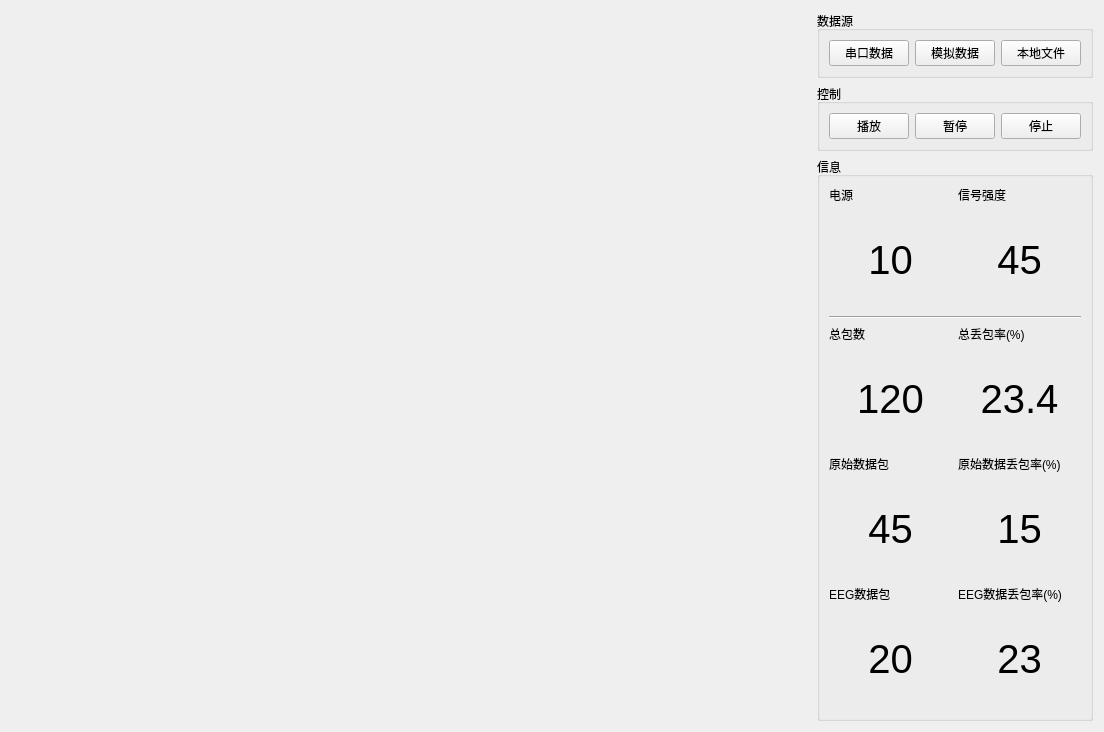
Qt form MindViewer/mainwidget.ui (JackeyLea/MindViewer) before a commit.
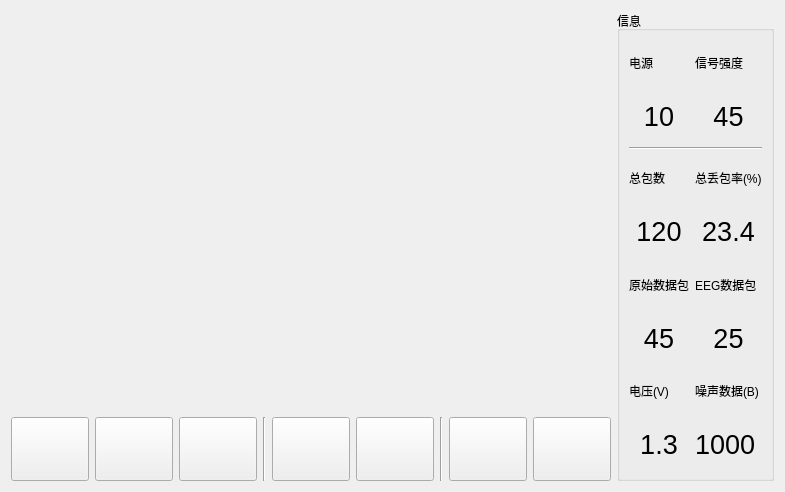
The same form after that commit. Icons and pictures are not drawn.

Commit message: 设置界面图标

Diff of the .ui file:
```diff
--- a/MindViewer/mainwidget.ui
+++ b/MindViewer/mainwidget.ui
@@ -6,98 +6,205 @@
    <rect>
     <x>0</x>
     <y>0</y>
-    <width>1083</width>
-    <height>694</height>
+    <width>779</width>
+    <height>490</height>
    </rect>
   </property>
   <property name="windowTitle">
    <string>MainWidget</string>
   </property>
-  <layout class="QGridLayout" name="gridLayout_3">
+  <layout class="QGridLayout" name="gridLayout">
    <item row="0" column="0">
     <widget class="QWidget" name="widgetEEG" native="true">
      <property name="minimumSize">
       <size>
-       <width>800</width>
-       <height>600</height>
+       <width>600</width>
+       <height>400</height>
       </size>
      </property>
     </widget>
    </item>
-   <item row="0" column="1">
+   <item row="1" column="0">
+    <layout class="QHBoxLayout" name="horizontalLayout">
+     <item>
+      <widget class="QPushButton" name="btnCOM">
+       <property name="minimumSize">
+        <size>
+         <width>64</width>
+         <height>64</height>
+        </size>
+       </property>
+       <property name="text">
+        <string/>
+       </property>
+       <property name="icon">
+        <iconset resource="resource.qrc">
+         <normaloff>:/resource/icon/serialport.svg</normaloff>:/resource/icon/serialport.svg</iconset>
+       </property>
+       <property name="iconSize">
+        <size>
+         <width>64</width>
+         <height>64</height>
+        </size>
+       </property>
+      </widget>
+     </item>
+     <item>
+      <widget class="QPushButton" name="btnSim">
+       <property name="minimumSize">
+        <size>
+         <width>64</width>
+         <height>64</height>
+        </size>
+       </property>
+       <property name="text">
+        <string/>
+       </property>
+       <property name="icon">
+        <iconset resource="resource.qrc">
+         <normaloff>:/resource/icon/sim.svg</normaloff>:/resource/icon/sim.svg</iconset>
+       </property>
+       <property name="iconSize">
+        <size>
+         <width>64</width>
+         <height>64</height>
+        </size>
+       </property>
+      </widget>
+     </item>
+     <item>
+      <widget class="QPushButton" name="btnLocal">
+       <property name="minimumSize">
+        <size>
+         <width>64</width>
+         <height>64</height>
+        </size>
+       </property>
+       <property name="text">
+        <string/>
+       </property>
+       <property name="icon">
+        <iconset resource="resource.qrc">
+         <normaloff>:/resource/icon/open.svg</normaloff>:/resource/icon/open.svg</iconset>
+       </property>
+       <property name="iconSize">
+        <size>
+         <width>64</width>
+         <height>64</height>
+        </size>
+       </property>
+      </widget>
+     </item>
+     <item>
+      <widget class="Line" name="line">
+       <property name="orientation">
+        <enum>Qt::Orientation::Vertical</enum>
+       </property>
+      </widget>
+     </item>
+     <item>
+      <widget class="QPushButton" name="btnPlay">
+       <property name="minimumSize">
+        <size>
+         <width>64</width>
+         <height>64</height>
+        </size>
+       </property>
+       <property name="text">
+        <string/>
+       </property>
+       <property name="icon">
+        <iconset resource="resource.qrc">
+         <normaloff>:/resource/icon/resume.svg</normaloff>:/resource/icon/resume.svg</iconset>
+       </property>
+       <property name="iconSize">
+        <size>
+         <width>64</width>
+         <height>64</height>
+        </size>
+       </property>
+      </widget>
+     </item>
+     <item>
+      <widget class="QPushButton" name="btnPause">
+       <property name="minimumSize">
+        <size>
+         <width>64</width>
+         <height>64</height>
+        </size>
+       </property>
+       <property name="text">
+        <string/>
+       </property>
+       <property name="icon">
+        <iconset resource="resource.qrc">
+         <normaloff>:/resource/icon/pause.svg</normaloff>:/resource/icon/pause.svg</iconset>
+       </property>
+       <property name="iconSize">
+        <size>
+         <width>64</width>
+         <height>64</height>
+        </size>
+       </property>
+      </widget>
+     </item>
+     <item>
+      <widget class="Line" name="line_2">
+       <property name="orientation">
+        <enum>Qt::Orientation::Vertical</enum>
+       </property>
+      </widget>
+     </item>
+     <item>
+      <widget class="QPushButton" name="btnClear">
+       <property name="minimumSize">
+        <size>
+         <width>64</width>
+         <height>64</height>
+        </size>
+       </property>
+       <property name="text">
+        <string/>
+       </property>
+       <property name="icon">
+        <iconset resource="resource.qrc">
+         <normaloff>:/resource/icon/clear.svg</normaloff>:/resource/icon/clear.svg</iconset>
+       </property>
+       <property name="iconSize">
+        <size>
+         <width>64</width>
+         <height>64</height>
+        </size>
+       </property>
+      </widget>
+     </item>
+     <item>
+      <widget class="QPushButton" name="btnSave">
+       <property name="minimumSize">
+        <size>
+         <width>64</width>
+         <height>64</height>
+        </size>
+       </property>
+       <property name="text">
+        <string/>
+       </property>
+       <property name="icon">
+        <iconset resource="resource.qrc">
+         <normaloff>:/resource/icon/save.svg</normaloff>:/resource/icon/save.svg</iconset>
+       </property>
+       <property name="iconSize">
+        <size>
+         <width>64</width>
+         <height>64</height>
+        </size>
+       </property>
+      </widget>
+     </item>
+    </layout>
+   </item>
+   <item row="0" column="1" rowspan="2">
     <layout class="QVBoxLayout" name="verticalLayout">
-     <item>
-      <widget class="QGroupBox" name="groupBoxSource">
-       <property name="sizePolicy">
-        <sizepolicy hsizetype="Minimum" vsizetype="Minimum">
-         <horstretch>0</horstretch>
-         <verstretch>0</verstretch>
-        </sizepolicy>
-       </property>
-       <property name="title">
-        <string>数据源</string>
-       </property>
-       <layout class="QGridLayout" name="gridLayout">
-        <item row="0" column="1">
-         <widget class="QPushButton" name="btnSim">
-          <property name="text">
-           <string>模拟数据</string>
-          </property>
-         </widget>
-        </item>
-        <item row="0" column="0">
-         <widget class="QPushButton" name="btnCOM">
-          <property name="minimumSize">
-           <size>
-            <width>0</width>
-            <height>0</height>
-           </size>
-          </property>
-          <property name="text">
-           <string>串口数据</string>
-          </property>
-         </widget>
-        </item>
-        <item row="0" column="2">
-         <widget class="QPushButton" name="btnLocal">
-          <property name="text">
-           <string>本地文件</string>
-          </property>
-         </widget>
-        </item>
-       </layout>
-      </widget>
-     </item>
-     <item>
-      <widget class="QGroupBox" name="groupBoxControl">
-       <property name="title">
-        <string>控制</string>
-       </property>
-       <layout class="QGridLayout" name="gridLayout_2">
-        <item row="0" column="0">
-         <widget class="QPushButton" name="btnPlay">
-          <property name="text">
-           <string>播放</string>
-          </property>
-         </widget>
-        </item>
-        <item row="0" column="1">
-         <widget class="QPushButton" name="btnPause">
-          <property name="text">
-           <string>暂停</string>
-          </property>
-         </widget>
-        </item>
-        <item row="0" column="2">
-         <widget class="QPushButton" name="btnStop">
-          <property name="text">
-           <string>停止</string>
-          </property>
-         </widget>
-        </item>
-       </layout>
-      </widget>
-     </item>
      <item>
       <widget class="QGroupBox" name="groupBoxInfo">
        <property name="sizePolicy">
@@ -110,31 +217,45 @@
         <string>信息</string>
        </property>
        <layout class="QGridLayout" name="gridLayout_4">
-        <item row="5" column="1">
+        <item row="4" column="0" colspan="2">
+         <widget class="Line" name="lineInfo">
+          <property name="orientation">
+           <enum>Qt::Orientation::Horizontal</enum>
+          </property>
+         </widget>
+        </item>
+        <item row="9" column="1">
+         <widget class="QLabel" name="label">
+          <property name="text">
+           <string>噪声数据(B)</string>
+          </property>
+         </widget>
+        </item>
+        <item row="7" column="1">
          <widget class="QLabel" name="labelRawLossRate">
           <property name="text">
-           <string>原始数据丢包率(%)</string>
+           <string>EEG数据包</string>
           </property>
          </widget>
         </item>
-        <item row="3" column="1">
+        <item row="5" column="1">
          <widget class="QLabel" name="labelTotalLossRate">
           <property name="text">
            <string>总丢包率(%)</string>
           </property>
          </widget>
         </item>
-        <item row="4" column="0">
+        <item row="6" column="0">
          <widget class="QLabel" name="labelTotalCntValue">
           <property name="minimumSize">
            <size>
-            <width>100</width>
-            <height>100</height>
+            <width>50</width>
+            <height>50</height>
            </size>
           </property>
           <property name="font">
            <font>
-            <pointsize>30</pointsize>
+            <pointsize>20</pointsize>
            </font>
           </property>
           <property name="text">
@@ -145,59 +266,38 @@
           </property>
          </widget>
         </item>
+        <item row="8" column="1">
+         <widget class="QLabel" name="label_5">
+          <property name="minimumSize">
+           <size>
+            <width>50</width>
+            <height>50</height>
+           </size>
+          </property>
+          <property name="font">
+           <font>
+            <pointsize>20</pointsize>
+           </font>
+          </property>
+          <property name="text">
+           <string>25</string>
+          </property>
+          <property name="alignment">
+           <set>Qt::AlignmentFlag::AlignCenter</set>
+          </property>
+         </widget>
+        </item>
         <item row="6" column="1">
-         <widget class="QLabel" name="labelRawLossValue">
-          <property name="minimumSize">
-           <size>
-            <width>100</width>
-            <height>100</height>
-           </size>
-          </property>
-          <property name="font">
-           <font>
-            <pointsize>30</pointsize>
-           </font>
-          </property>
-          <property name="text">
-           <string>15</string>
-          </property>
-          <property name="alignment">
-           <set>Qt::AlignmentFlag::AlignCenter</set>
-          </property>
-         </widget>
-        </item>
-        <item row="8" column="0">
-         <widget class="QLabel" name="labelEEGCntValue">
-          <property name="minimumSize">
-           <size>
-            <width>100</width>
-            <height>100</height>
-           </size>
-          </property>
-          <property name="font">
-           <font>
-            <pointsize>30</pointsize>
-           </font>
-          </property>
-          <property name="text">
-           <string>20</string>
-          </property>
-          <property name="alignment">
-           <set>Qt::AlignmentFlag::AlignCenter</set>
-          </property>
-         </widget>
-        </item>
-        <item row="4" column="1">
          <widget class="QLabel" name="labelTotalLossValue">
           <property name="minimumSize">
            <size>
-            <width>100</width>
-            <height>100</height>
+            <width>50</width>
+            <height>50</height>
            </size>
           </property>
           <property name="font">
            <font>
-            <pointsize>30</pointsize>
+            <pointsize>20</pointsize>
            </font>
           </property>
           <property name="text">
@@ -212,13 +312,13 @@
          <widget class="QLabel" name="labelPowerValue">
           <property name="minimumSize">
            <size>
-            <width>100</width>
-            <height>100</height>
+            <width>50</width>
+            <height>50</height>
            </size>
           </property>
           <property name="font">
            <font>
-            <pointsize>30</pointsize>
+            <pointsize>20</pointsize>
            </font>
           </property>
           <property name="text">
@@ -229,13 +329,6 @@
           </property>
          </widget>
         </item>
-        <item row="0" column="1">
-         <widget class="QLabel" name="labelSignal">
-          <property name="text">
-           <string>信号强度</string>
-          </property>
-         </widget>
-        </item>
         <item row="0" column="0">
          <widget class="QLabel" name="labelPower">
           <property name="text">
@@ -243,66 +336,105 @@
           </property>
          </widget>
         </item>
-        <item row="7" column="0">
-         <widget class="QLabel" name="labelEEGCnt">
-          <property name="text">
-           <string>EEG数据包</string>
-          </property>
-         </widget>
-        </item>
-        <item row="7" column="1">
-         <widget class="QLabel" name="labelEEGLossRate">
-          <property name="text">
-           <string>EEG数据丢包率(%)</string>
-          </property>
-         </widget>
-        </item>
-        <item row="3" column="0">
+        <item row="5" column="0">
          <widget class="QLabel" name="labelTotalCnt">
           <property name="text">
            <string>总包数</string>
           </property>
          </widget>
         </item>
-        <item row="5" column="0">
+        <item row="7" column="0">
          <widget class="QLabel" name="labelRawCnt">
           <property name="text">
            <string>原始数据包</string>
           </property>
          </widget>
         </item>
-        <item row="8" column="1">
-         <widget class="QLabel" name="labelEEGLossValue">
+        <item row="8" column="0">
+         <widget class="QLabel" name="labelRawCntValue">
           <property name="minimumSize">
            <size>
-            <width>100</width>
-            <height>100</height>
+            <width>50</width>
+            <height>50</height>
            </size>
           </property>
           <property name="font">
            <font>
-            <pointsize>30</pointsize>
+            <pointsize>20</pointsize>
            </font>
           </property>
           <property name="text">
-           <string>23</string>
+           <string>45</string>
           </property>
           <property name="alignment">
            <set>Qt::AlignmentFlag::AlignCenter</set>
           </property>
          </widget>
         </item>
+        <item row="10" column="1">
+         <widget class="QLabel" name="label_4">
+          <property name="minimumSize">
+           <size>
+            <width>50</width>
+            <height>50</height>
+           </size>
+          </property>
+          <property name="font">
+           <font>
+            <pointsize>20</pointsize>
+           </font>
+          </property>
+          <property name="text">
+           <string>1000</string>
+          </property>
+         </widget>
+        </item>
+        <item row="9" column="0">
+         <widget class="QLabel" name="label_2">
+          <property name="text">
+           <string>电压(V)</string>
+          </property>
+         </widget>
+        </item>
+        <item row="10" column="0">
+         <widget class="QLabel" name="label_3">
+          <property name="minimumSize">
+           <size>
+            <width>50</width>
+            <height>50</height>
+           </size>
+          </property>
+          <property name="font">
+           <font>
+            <pointsize>20</pointsize>
+           </font>
+          </property>
+          <property name="text">
+           <string>1.3</string>
+          </property>
+          <property name="alignment">
+           <set>Qt::AlignmentFlag::AlignCenter</set>
+          </property>
+         </widget>
+        </item>
+        <item row="0" column="1">
+         <widget class="QLabel" name="labelSignal">
+          <property name="text">
+           <string>信号强度</string>
+          </property>
+         </widget>
+        </item>
         <item row="1" column="1">
          <widget class="QLabel" name="labelSignalValue">
           <property name="minimumSize">
            <size>
-            <width>100</width>
-            <height>100</height>
+            <width>50</width>
+            <height>50</height>
            </size>
           </property>
           <property name="font">
            <font>
-            <pointsize>30</pointsize>
+            <pointsize>20</pointsize>
            </font>
           </property>
           <property name="text">
@@ -313,34 +445,6 @@
           </property>
          </widget>
         </item>
-        <item row="6" column="0">
-         <widget class="QLabel" name="labelRawCntValue">
-          <property name="minimumSize">
-           <size>
-            <width>100</width>
-            <height>100</height>
-           </size>
-          </property>
-          <property name="font">
-           <font>
-            <pointsize>30</pointsize>
-           </font>
-          </property>
-          <property name="text">
-           <string>45</string>
-          </property>
-          <property name="alignment">
-           <set>Qt::AlignmentFlag::AlignCenter</set>
-          </property>
-         </widget>
-        </item>
-        <item row="2" column="0" colspan="2">
-         <widget class="Line" name="lineInfo">
-          <property name="orientation">
-           <enum>Qt::Orientation::Horizontal</enum>
-          </property>
-         </widget>
-        </item>
        </layout>
       </widget>
      </item>
```
Left out of the diff: 4 changed lines with no effect on the pictures.
